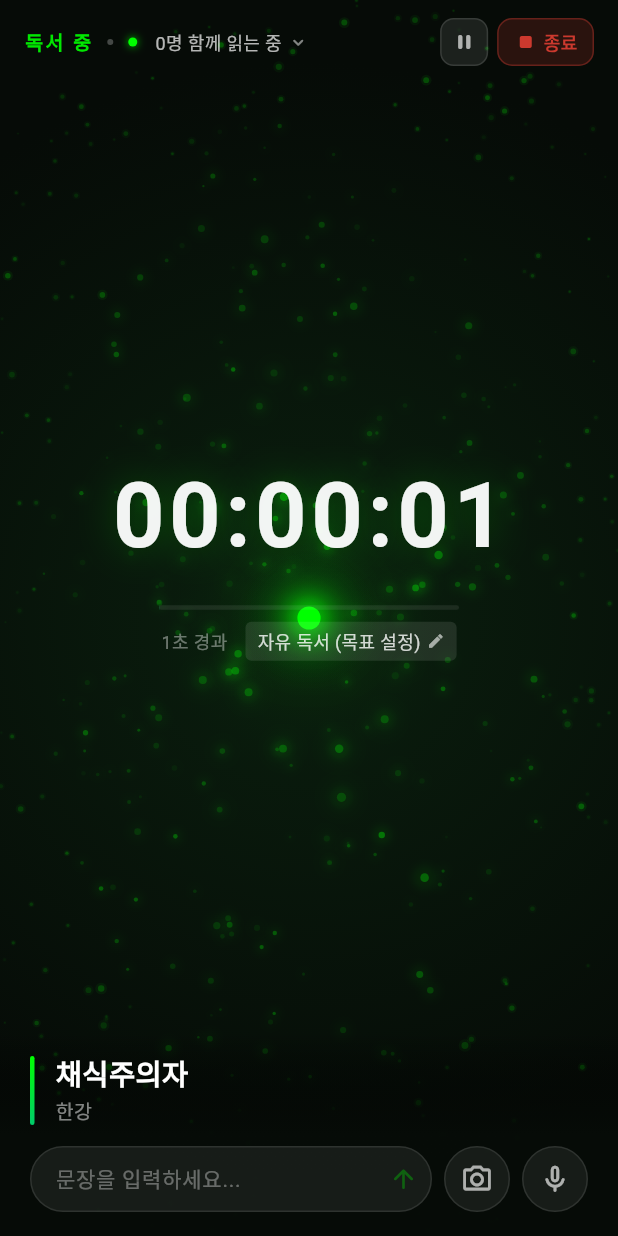
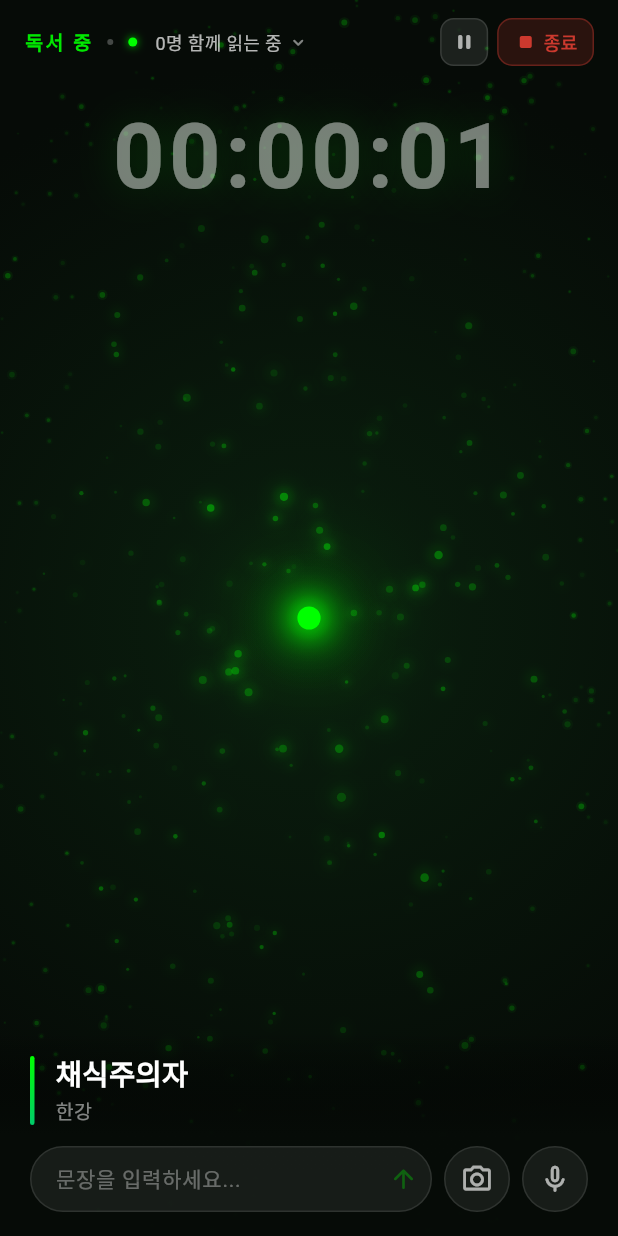
Before and after one commit to choys9662-create/chorok_mvp, a Flutter app: the ReadingSessionScreen screen opened by its route, on a phone screen of 412 x 824 dp. Run offline on Flutter 3.47's test engine with Material 3 defaults, Android fonts, the phone set to English and light mode, and no system bars; our stand-ins replace app_links, figma_squircle, fl_chart, flutter_dotenv, flutter_riverpod, go_router and 9 more; missing offline and left inert: mobile_scanner; accounts and stored records are empty; Roboto replaces fonts that are missing (Pretendard); project files that could hold a hidden picture were left out.

Commit message:
redesign: 독서 세션 타이머 상단 배치 + 이탈 시 세션 종료 + 마젠타 mock 100개
- 타이머 숫자를 TopBar 바로 아래 상단으로 이동, 중앙은 orb만 노출
- 타이머 숫자 투명도(alpha 0.45)로 은은하게 처리
- 진행바·목표설정 UI 제거 (중앙 깔끔하게)
- 앱 이탈 시 타이머 일시정지 → 즉시 종료 + recap 이동으로 변경
- 이탈 횟수 추적 로직 전면 제거 (_exitCount, _exitDurationSeconds)
- 디자인 앱 mock nearbyCount 5 → 100 (마젠타 반딧불이 효과 확인용)

Co-Authored-By: Claude Sonnet 4.6 <noreply@anthropic.com>

```diff
--- a/lib/features/home/controller/session_firefly_provider.dart
+++ b/lib/features/home/controller/session_firefly_provider.dart
@@ -7,7 +7,7 @@ const _kUseMock = bool.fromEnvironment('USE_MOCK');
 final sessionFireflyProvider =
     FutureProvider<({int mutualCount, int nearbyCount})>((ref) async {
   if (_kUseMock) {
-    return (mutualCount: 15, nearbyCount: 5);
+    return (mutualCount: 15, nearbyCount: 100);
   }
   final mutualCount =
       await ref.read(followRepositoryProvider).getMutualFollowCount();
--- a/lib/features/home/screen/reading_session_screen.dart
+++ b/lib/features/home/screen/reading_session_screen.dart
@@ -1,6 +1,5 @@
 import 'dart:async';
 import 'dart:math' as math;
-import 'package:figma_squircle/figma_squircle.dart';
 import 'package:flutter/material.dart';
 import 'package:flutter/services.dart';
 import 'package:flutter_riverpod/flutter_riverpod.dart';
@@ -17,7 +16,6 @@ import '../../../core/services/stt_service.dart';
 import '../../timer/controller/timer_controller.dart';
 import '../controller/session_firefly_provider.dart';
 import '../widget/chosu_sheet.dart';
-import '../../timer/widget/session_goal_sheet.dart';
 import 'session_recap_screen.dart';
 
 const _kGreen = Color(0xFF00FF00);
@@ -78,11 +76,7 @@ class _ReadingSessionScreenState extends ConsumerState<ReadingSessionScreen>
   }
   final List<CollectedSentence> _collectedSentences = [];
   late final DateTime _sessionStartedAt;
-
-  // 이탈 추적
-  int _exitCount = 0;
-  int _exitDurationSeconds = 0;
-  DateTime? _exitStartedAt;
+  int? _exitSeconds; // 이탈로 종료될 때 저장
 
   // STT / OCR (추후 활성화 예정)
   bool _isRecording = false;
@@ -165,35 +159,14 @@ class _ReadingSessionScreenState extends ConsumerState<ReadingSessionScreen>
   @override
   void didChangeAppLifecycleState(AppLifecycleState state) {
     if (state == AppLifecycleState.paused) {
-      _exitStartedAt = DateTime.now();
-      if (ref.read(timerProvider).isRunning) {
-        ref.read(timerProvider.notifier).pause();
+      final t = ref.read(timerProvider);
+      if (t.isRunning || t.isPaused) {
+        _exitSeconds = t.seconds;
+        ref.read(timerProvider.notifier).stop();
       }
-    } else if (state == AppLifecycleState.resumed && _exitStartedAt != null) {
-      final elapsed = DateTime.now().difference(_exitStartedAt!).inSeconds;
-      _exitStartedAt = null;
-      setState(() {
-        _exitCount++;
-        _exitDurationSeconds += elapsed;
-      });
-      ref.read(timerProvider.notifier).resume();
-
-      if (mounted) {
-        ScaffoldMessenger.of(context).showSnackBar(
-          SnackBar(
-            content: const Text(
-              '다시 돌아왔어요 👋',
-              style: TextStyle(fontFamily: 'Pretendard', fontSize: 14),
-            ),
-            duration: const Duration(milliseconds: 1500),
-            backgroundColor: const Color(0xFF1A3D2B),
-            behavior: SnackBarBehavior.floating,
-            shape: SmoothRectangleBorder(
-              borderRadius: SmoothBorderRadius(cornerRadius: 12, cornerSmoothing: 0.6),
-            ),
-          ),
-        );
-      }
+    } else if (state == AppLifecycleState.resumed && _exitSeconds != null) {
+      _navigateToRecap(_exitSeconds!);
+      _exitSeconds = null;
     }
   }
 
@@ -206,23 +179,6 @@ class _ReadingSessionScreenState extends ConsumerState<ReadingSessionScreen>
     _moveCtrl.dispose();
     SystemChrome.setEnabledSystemUIMode(SystemUiMode.edgeToEdge);
     super.dispose();
-  }
-
-  Future<void> _openGoalSheet() async {
-    HapticFeedback.mediumImpact();
-    final goal = await showModalBottomSheet<SessionGoal>(
-      context: context,
-      isScrollControlled: true,
-      backgroundColor: Colors.transparent,
-      builder: (_) => SessionGoalSheet(
-        currentPage: widget.startPage,
-        totalPages: widget.totalPages,
-        bookTitle: widget.bookTitle,
-      ),
-    );
-    if (goal != null && mounted) {
-      ref.read(timerProvider.notifier).updateGoal(goal);
-    }
   }
 
   // 초서 시트 열기 (공통)
@@ -245,7 +201,10 @@ class _ReadingSessionScreenState extends ConsumerState<ReadingSessionScreen>
     HapticFeedback.mediumImpact();
     final seconds = ref.read(timerProvider).seconds;
     ref.read(timerProvider.notifier).stop();
+    _navigateToRecap(seconds);
+  }
 
+  void _navigateToRecap(int seconds) {
     // 점수 계산 (recap 화면과 동일한 공식)
     final score =
         (45 +
@@ -267,8 +226,6 @@ class _ReadingSessionScreenState extends ConsumerState<ReadingSessionScreen>
         startPage: widget.startPage,
         totalPages: widget.totalPages,
         sessionStartedAt: _sessionStartedAt,
-        exitCount: _exitCount,
-        exitDurationSeconds: _exitDurationSeconds,
       ),
     );
   }
@@ -334,7 +291,6 @@ class _ReadingSessionScreenState extends ConsumerState<ReadingSessionScreen>
                         ignoring: !_isUiVisible,
                         child: _TopBar(
                           timer: timer,
-                          exitCount: _exitCount,
                           readersCount: readersCount,
                           onTogglePause: () {
                             HapticFeedback.mediumImpact();
@@ -357,18 +313,13 @@ class _ReadingSessionScreenState extends ConsumerState<ReadingSessionScreen>
                         ),
                       ),
 
-                      // ─ 중앙 타이머 ──────────────────────────────────
-                      Expanded(
-                        child: Center(
-                          child: IgnorePointer(
+                      // ─ 타이머 숫자 ──────────────────────────────────
+                      IgnorePointer(
                         ignoring: !_isUiVisible,
-                            child: _CenterTimerContent(
-                              timer: timer,
-                              onSetGoalTap: _openGoalSheet,
+                        child: Center(child: _TimerDisplay(timer: timer)),
                       ),
-                          ),
-                        ),
-                      ),
+
+                      const Expanded(child: SizedBox()),
 
                       // ─ 하단 책 정보 + 초서 액션 바 ───────────────
                       IgnorePointer(
@@ -408,7 +359,6 @@ class _ReadingSessionScreenState extends ConsumerState<ReadingSessionScreen>
 // ─── 상단 컨트롤 바 (얇은 HUD) ────────────────────────────────────────
 class _TopBar extends StatelessWidget {
   final TimerData timer;
-  final int exitCount;
   final int readersCount;
   final VoidCallback onTogglePause;
   final VoidCallback onStopPress;
@@ -417,7 +367,6 @@ class _TopBar extends StatelessWidget {
 
   const _TopBar({
     required this.timer,
-    required this.exitCount,
     required this.readersCount,
     required this.onTogglePause,
     required this.onStopPress,
@@ -477,20 +426,6 @@ class _TopBar extends StatelessWidget {
             ),
           ),
           const Spacer(),
-          if (exitCount > 0) ...[
-            Container(
-              padding: const EdgeInsets.symmetric(horizontal: 8, vertical: 4),
-              decoration: AppTheme.smoothPill(
-                color: Colors.white.withValues(alpha: 0.07),
-                side: BorderSide(color: Colors.white.withValues(alpha: 0.15)),
-              ),
-              child: Text(
-                '이탈 $exitCount회',
-                style: TextStyle(fontSize: 11, color: Colors.white.withValues(alpha: 0.45)),
-              ),
-            ),
-            const SizedBox(width: 6),
-          ],
           GestureDetector(
             onTap: onTogglePause,
             child: Container(
@@ -546,84 +481,27 @@ class _TopBar extends StatelessWidget {
   }
 }
 
-// ─── 중앙 타이머 (오브 위 오버레이) ─────────────────────────────────────
-class _CenterTimerContent extends StatelessWidget {
+// ─── 타이머 숫자 (상단 배치) ──────────────────────────────────────────
+class _TimerDisplay extends StatelessWidget {
   final TimerData timer;
-  final VoidCallback onSetGoalTap;
-
-  const _CenterTimerContent({
-    required this.timer,
-    required this.onSetGoalTap,
-  });
+  const _TimerDisplay({required this.timer});
 
   @override
   Widget build(BuildContext context) {
-    return Column(
-      mainAxisSize: MainAxisSize.min,
-      children: [
-        Text(
+    return Padding(
+      padding: const EdgeInsets.only(top: 8),
+      child: Text(
         timer.formattedTime,
         style: TextStyle(
           fontSize: 60,
           fontWeight: FontWeight.w700,
           letterSpacing: 3,
-            color: Colors.white.withValues(alpha: 0.95),
+          color: Colors.white.withValues(alpha: 0.45),
           shadows: [
-              Shadow(color: _kGreen.withValues(alpha: 0.25), blurRadius: 32),
+            Shadow(color: _kGreen.withValues(alpha: 0.15), blurRadius: 32),
           ],
         ),
       ),
-        const SizedBox(height: 16),
-        SizedBox(
-          width: 200,
-          child: _GradientProgressBar(
-            value: timer.goal?.type == SessionGoalType.time
-                ? (timer.seconds / timer.goal!.targetSeconds).clamp(0.0, 1.0)
-                : (timer.seconds % (45 * 60)) / (45 * 60),
-          ),
-        ),
-        const SizedBox(height: 8),
-        Row(
-          mainAxisSize: MainAxisSize.min,
-          children: [
-            Text(
-              timer.seconds < 60
-                  ? '${timer.seconds}초 경과'
-                  : '${timer.seconds ~/ 60}분 경과',
-              style: TextStyle(fontSize: 12, color: Colors.white.withValues(alpha: 0.4)),
-            ),
-            const SizedBox(width: 12),
-            GestureDetector(
-              onTap: onSetGoalTap,
-              child: Container(
-                padding: const EdgeInsets.symmetric(horizontal: 8, vertical: 4),
-                decoration: BoxDecoration(
-                  color: Colors.white.withValues(alpha: 0.1),
-                  borderRadius: BorderRadius.circular(4),
-                ),
-                child: Row(
-                  mainAxisSize: MainAxisSize.min,
-                  children: [
-                    Text(
-                      timer.goal != null && timer.goal!.type != SessionGoalType.free
-                          ? '목표 ${timer.goal!.label}'
-                          : '자유 독서 (목표 설정)',
-                      style: TextStyle(
-                        fontSize: 12,
-                        color: timer.goalReached
-                            ? _kGreen.withValues(alpha: 0.85)
-                            : Colors.white.withValues(alpha: 0.8),
-                      ),
-                    ),
-                    const SizedBox(width: 4),
-                    Icon(Icons.edit_rounded, size: 12, color: Colors.white.withValues(alpha: 0.6)),
-                  ],
-                ),
-              ),
-            ),
-          ],
-        ),
-      ],
     );
   }
 }
@@ -1088,37 +966,6 @@ class _FireflyPainter extends CustomPainter {
       old.nearbyCount != nearbyCount;
 }
 
-// ─── 그라디언트 진행 바 ────────────────────────────────────────────────
-class _GradientProgressBar extends StatelessWidget {
-  final double value;
-  const _GradientProgressBar({required this.value});
-
-  @override
-  Widget build(BuildContext context) {
-    return LayoutBuilder(
-      builder: (_, constraints) => Container(
-        height: 3,
-        decoration: BoxDecoration(
-          color: Colors.white.withValues(alpha: 0.08),
-          borderRadius: BorderRadius.circular(2),
-        ),
-        child: Align(
-          alignment: Alignment.centerLeft,
-          child: Container(
-            width: constraints.maxWidth * value.clamp(0.0, 1.0),
-            decoration: BoxDecoration(
-              borderRadius: BorderRadius.circular(2),
-              gradient: const LinearGradient(
-                colors: [Color(0xFF00FF00), Color(0xFF00CC6A)],
-              ),
-            ),
-          ),
-        ),
-      ),
-    );
-  }
-}
-
 // ─── 배경 ─────────────────────────────────────────────────────────────
 class _SessionBackground extends StatelessWidget {
   const _SessionBackground();
```
Lines whose indentation alone changed are shown as unchanged.
